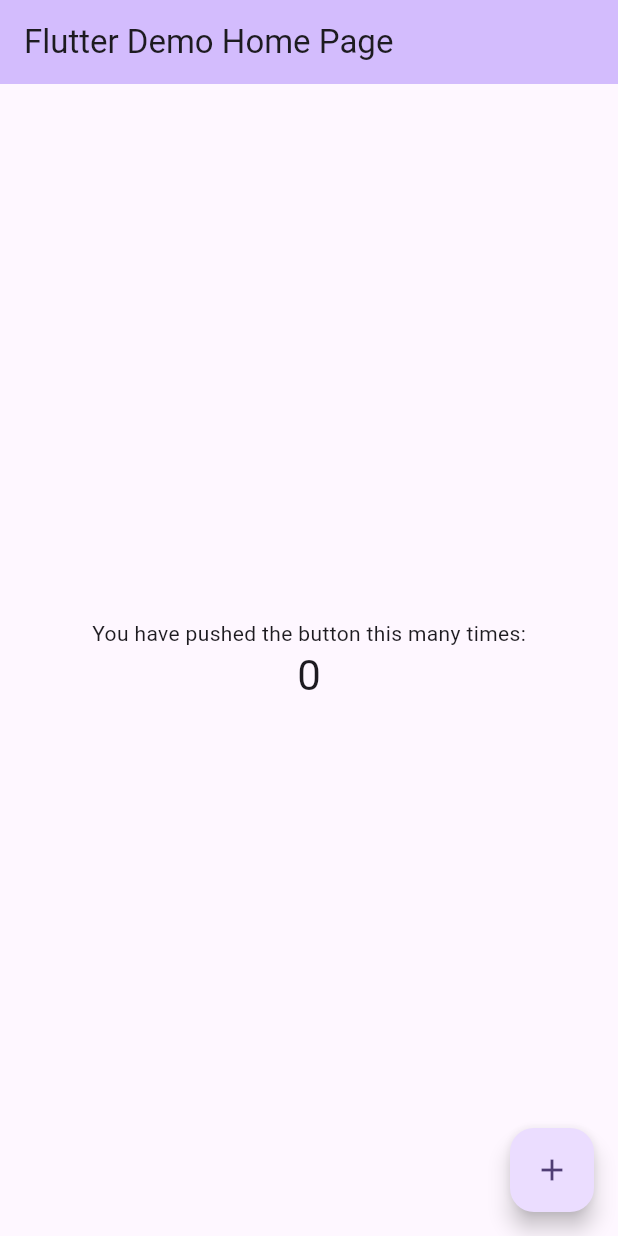
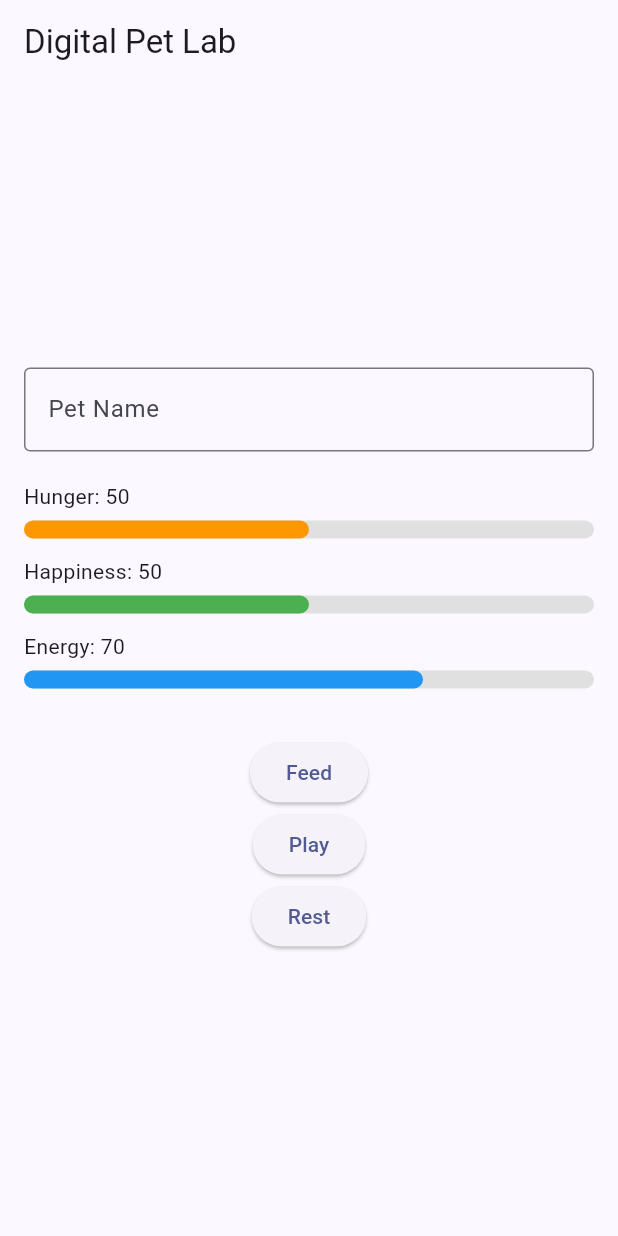
Before and after one commit to Omar-Lodin/mad_collab_project, a Flutter app: the screen it shows after launch, on a phone screen of 412 x 824 dp. Run offline on Flutter 3.47's test engine with Material 3 defaults, Android fonts, the phone set to English and light mode, and no system bars.

Commit message:
Adds buttons and meters for pet values

```diff
--- a/lib/main.dart
+++ b/lib/main.dart
@@ -1,122 +1,199 @@
 import 'package:flutter/material.dart';
+import 'dart:async';
 
-void main() {
-  runApp(const MyApp());
-}
+void main() => runApp(const DigitalPetApp());
 
-class MyApp extends StatelessWidget {
-  const MyApp({super.key});
+class DigitalPetApp extends StatelessWidget {
+  const DigitalPetApp({super.key});
 
-  // This widget is the root of your application.
   @override
   Widget build(BuildContext context) {
     return MaterialApp(
-      title: 'Flutter Demo',
+      title: 'Digital Pet Lab',
+      debugShowCheckedModeBanner: false,
       theme: ThemeData(
-        // This is the theme of your application.
-        //
-        // TRY THIS: Try running your application with "flutter run". You'll see
-        // the application has a purple toolbar. Then, without quitting the app,
-        // try changing the seedColor in the colorScheme below to Colors.green
-        // and then invoke "hot reload" (save your changes or press the "hot
-        // reload" button in a Flutter-supported IDE, or press "r" if you used
-        // the command line to start the app).
-        //
-        // Notice that the counter didn't reset back to zero; the application
-        // state is not lost during the reload. To reset the state, use hot
-        // restart instead.
-        //
-        // This works for code too, not just values: Most code changes can be
-        // tested with just a hot reload.
-        colorScheme: .fromSeed(seedColor: Colors.deepPurple),
+        colorSchemeSeed: Colors.indigo,
+        useMaterial3: true,
       ),
-      home: const MyHomePage(title: 'Flutter Demo Home Page'),
+      home: const DigitalPetScreen(),
     );
   }
 }
 
-class MyHomePage extends StatefulWidget {
-  const MyHomePage({super.key, required this.title});
-
-  // This widget is the home page of your application. It is stateful, meaning
-  // that it has a State object (defined below) that contains fields that affect
-  // how it looks.
-
-  // This class is the configuration for the state. It holds the values (in this
-  // case the title) provided by the parent (in this case the App widget) and
-  // used by the build method of the State. Fields in a Widget subclass are
-  // always marked "final".
-
-  final String title;
+class DigitalPetScreen extends StatefulWidget {
+  const DigitalPetScreen({super.key});
 
   @override
-  State<MyHomePage> createState() => _MyHomePageState();
+  State<DigitalPetScreen> createState() => _DigitalPetScreenState();
 }
 
-class _MyHomePageState extends State<MyHomePage> {
-  int _counter = 0;
+class _DigitalPetScreenState extends State<DigitalPetScreen> {
+  int _hunger = 50;
+  int _happiness = 50;
+  int energy = 70;
+  bool _gameOver = false;
+  bool _hasWon = false;
+  final TextEditingController _nameController = TextEditingController();
 
-  void _incrementCounter() {
-    setState(() {
-      // This call to setState tells the Flutter framework that something has
-      // changed in this State, which causes it to rerun the build method below
-      // so that the display can reflect the updated values. If we changed
-      // _counter without calling setState(), then the build method would not be
-      // called again, and so nothing would appear to happen.
-      _counter++;
-    });
-  }
+int _clampMeter(int value) => value.clamp(0, 100).toInt();
 
+void _feedPet() {
+  if (_gameOver || _hasWon) return;
+
+  setState(() {
+    _hunger = _clampMeter(_hunger - 10);
+  });
+
+  _updateOutcome();
+}
+
+void _playWithPet() {
+  if (_gameOver || _hasWon) return;
+
+  setState(() {
+    _happiness = _clampMeter(_happiness + 10);
+    _hunger = _clampMeter(_hunger + 5);
+    energy = _clampMeter(energy - 10);
+  });
+
+  _updateOutcome();
+}
+
+void _restPet() {
+  if (_gameOver || _hasWon) return;
+
+  setState(() {
+    energy = _clampMeter(energy + 20);
+    _hunger = _clampMeter(_hunger + 5);
+  });
+
+  _updateOutcome();
+}
+
+Widget _meterBar(String label, int value, Color color) {
+  return Padding(
+    padding: const EdgeInsets.only(bottom: 12),
+    child: Column(
+      crossAxisAlignment: CrossAxisAlignment.start,
+      children: [
+        Text('$label: $value'),
+        const SizedBox(height: 6),
+        LinearProgressIndicator(
+          value: value / 100,
+          color: color,
+          backgroundColor: Colors.grey[300],
+          minHeight: 12,
+          borderRadius: const BorderRadius.all(Radius.circular(6)),
+        ),
+      ],
+    ),
+  );
+}
   @override
   Widget build(BuildContext context) {
-    // This method is rerun every time setState is called, for instance as done
-    // by the _incrementCounter method above.
-    //
-    // The Flutter framework has been optimized to make rerunning build methods
-    // fast, so that you can just rebuild anything that needs updating rather
-    // than having to individually change instances of widgets.
     return Scaffold(
       appBar: AppBar(
-        // TRY THIS: Try changing the color here to a specific color (to
-        // Colors.amber, perhaps?) and trigger a hot reload to see the AppBar
-        // change color while the other colors stay the same.
-        backgroundColor: Theme.of(context).colorScheme.inversePrimary,
-        // Here we take the value from the MyHomePage object that was created by
-        // the App.build method, and use it to set our appbar title.
-        title: Text(widget.title),
+        title: const Text('Digital Pet Lab'),
       ),
-      body: Center(
-        // Center is a layout widget. It takes a single child and positions it
-        // in the middle of the parent.
+      body: Padding(
+        padding: const EdgeInsets.all(16.0),
         child: Column(
-          // Column is also a layout widget. It takes a list of children and
-          // arranges them vertically. By default, it sizes itself to fit its
-          // children horizontally, and tries to be as tall as its parent.
-          //
-          // Column has various properties to control how it sizes itself and
-          // how it positions its children. Here we use mainAxisAlignment to
-          // center the children vertically; the main axis here is the vertical
-          // axis because Columns are vertical (the cross axis would be
-          // horizontal).
-          //
-          // TRY THIS: Invoke "debug painting" (choose the "Toggle Debug Paint"
-          // action in the IDE, or press "p" in the console), to see the
-          // wireframe for each widget.
-          mainAxisAlignment: .center,
+          mainAxisAlignment: MainAxisAlignment.center,
           children: [
-            const Text('You have pushed the button this many times:'),
-            Text(
-              '$_counter',
-              style: Theme.of(context).textTheme.headlineMedium,
+            TextField(
+              controller: _nameController,
+              decoration: const InputDecoration(
+                labelText: 'Pet Name',
+                border: OutlineInputBorder(),
+              ),
             ),
+            const SizedBox(height: 20),
+              _meterBar('Hunger', _hunger, Colors.orange),
+              _meterBar('Happiness', _happiness, Colors.green),
+              _meterBar('Energy', energy, Colors.blue),
+            const SizedBox(height: 20),
+            ElevatedButton(
+              onPressed: _gameOver || _hasWon ? null : _feedPet,
+              child: const Text('Feed'),
+            ),
+            ElevatedButton(
+              onPressed: _gameOver || _hasWon ? null : _playWithPet,
+              child: const Text('Play'),
+            ),
+            ElevatedButton(
+              onPressed: _gameOver || _hasWon || energy == 100 ? null  : _restPet,
+              child: const Text('Rest'),
+            ),
+            if (_gameOver)
+              const Text(
+                'Game Over!',
+                style: TextStyle(color: Colors.red, fontSize: 24),
+              ),
+            if (_hasWon)
+              const Text(
+                'You Won!',
+                style: TextStyle(color: Colors.green, fontSize: 24),
+              ),
           ],
         ),
       ),
-      floatingActionButton: FloatingActionButton(
-        onPressed: _incrementCounter,
-        tooltip: 'Increment',
-        child: const Icon(Icons.add),
-      ),
     );
   }
+
+
+
+Timer? _hungerTimer;
+Timer? _highMoodTimer;
+
+void _updateOutcome() {
+  if (_gameOver || _hasWon) return;
+
+  if (_hunger == 100 && _happiness <= 10) {
+    _highMoodTimer?.cancel();
+    _hungerTimer?.cancel();
+    setState(() => _gameOver = true);
+    return;
+  }
+
+  if (_happiness <= 80) {
+    _highMoodTimer?.cancel();
+    _highMoodTimer = null;
+    return;
+  }
+
+  _highMoodTimer ??= Timer(const Duration(minutes: 3), () {
+    _highMoodTimer = null;
+    if (!mounted || _gameOver || _happiness <= 80) return;
+    setState(() => _hasWon = true);
+    _hungerTimer?.cancel();
+  });
 }
+
+@override
+void initState() {
+  super.initState();
+  _hungerTimer = Timer.periodic(const Duration(seconds: 30), (timer) {
+    if (!mounted || _gameOver || _hasWon) {
+      timer.cancel();
+      return;
+    }
+    setState(() {
+      if (_hunger + 5 > 100) {
+        _hunger = 100;
+        _happiness = _clampMeter(_happiness - 20);
+      } else {
+        _hunger += 5;
+      }
+    });
+    _updateOutcome();
+  });
+}
+
+@override
+void dispose() {
+  _hungerTimer?.cancel();
+  _highMoodTimer?.cancel();
+  _nameController.dispose();
+  super.dispose();
+}
+}
```
